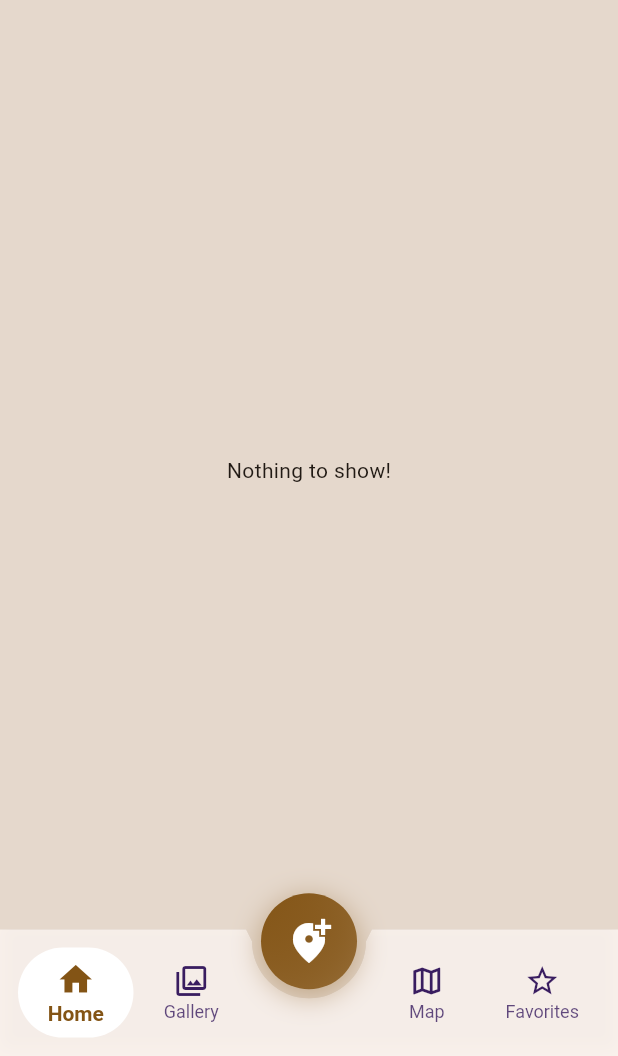
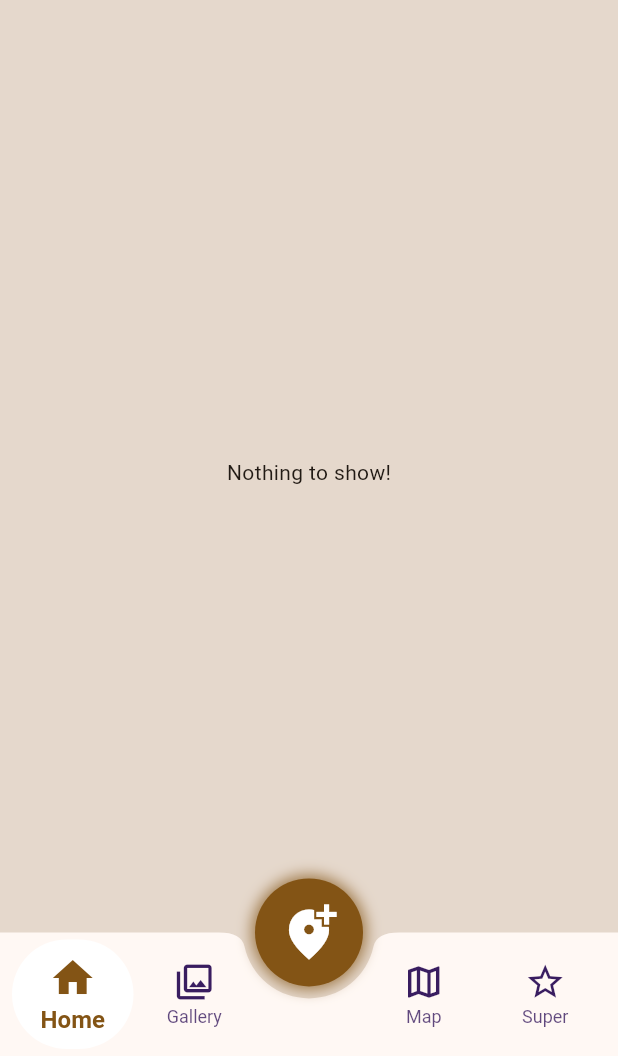
Before and after one commit to Iftikhar-Shams-Niloy/flutter_happy_place, a Flutter app: the screen it shows after launch, on a phone screen of 412 x 824 dp, the part 180-1236 px from its top. Run offline on Flutter 3.47's test engine with Material 3 defaults, Android fonts, the phone set to English and light mode, and no system bars; our stand-ins replace flutter_map, flutter_riverpod, geolocator, image_picker, latlong2, location and 1 more; accounts and stored records are empty.

Commit message:
Refactor DashboardScreen to remove custom notched bottom bar and enhance bottom navigation with animated icons and labels

```diff
--- a/lib/screens/dashboard_screen.dart
+++ b/lib/screens/dashboard_screen.dart
@@ -5,55 +5,6 @@ import 'package:flutter_happy_place/screens/map_gallery_screen.dart';
 import 'package:flutter_happy_place/screens/favorites_screen.dart';
 import 'package:flutter_happy_place/screens/add_place_screen.dart';
 import 'package:flutter_riverpod/flutter_riverpod.dart';
-
-// Custom clipper to create a smooth circular notch in the navigation bar
-class NotchedBottomBarClipper extends CustomClipper<Path> {
-  @override
-  Path getClip(Size size) {
-    final path = Path();
-    final centerX = size.width / 2;
-    final notchRadius = 38.0; // Radius of the circular cutout
-    final notchMargin = 4.0; // Small margin for smooth edges
-
-    // Start from top-left
-    path.moveTo(0, 0);
-
-    // Draw to the left edge of the notch
-    path.lineTo(centerX - notchRadius - notchMargin, 0);
-
-    // Create smooth circular notch going down and up
-    path.quadraticBezierTo(
-      centerX - notchRadius - notchMargin / 2,
-      notchMargin,
-      centerX - notchRadius,
-      notchMargin * 2,
-    );
-
-    path.arcToPoint(
-      Offset(centerX + notchRadius, notchMargin * 2),
-      radius: Radius.circular(notchRadius),
-      clockwise: false,
-    );
-
-    path.quadraticBezierTo(
-      centerX + notchRadius + notchMargin / 2,
-      notchMargin,
-      centerX + notchRadius + notchMargin,
-      0,
-    );
-
-    // Draw to top-right corner
-    path.lineTo(size.width, 0);
-    path.lineTo(size.width, size.height);
-    path.lineTo(0, size.height);
-    path.close();
-
-    return path;
-  }
-
-  @override
-  bool shouldReclip(CustomClipper<Path> oldClipper) => false;
-}
 
 class DashboardScreen extends ConsumerStatefulWidget {
   const DashboardScreen({super.key});
@@ -102,114 +53,34 @@ class _DashboardScreenState extends ConsumerState<DashboardScreen> {
 
   @override
   Widget build(BuildContext context) {
-    final navbarHeight = MediaQuery.of(context).size.height / 9.75;
+    final navbarHeight = MediaQuery.of(context).size.height / 10;
     return Scaffold(
+      extendBody: true,
       body: PageView(
         controller: _pageController,
         physics: const NeverScrollableScrollPhysics(),
         children: _screens,
       ),
-      bottomNavigationBar: Stack(
-        clipBehavior: Clip.none,
-        alignment: Alignment.topCenter,
-        children: [
-          ClipPath(
-            clipper: NotchedBottomBarClipper(),
-            child: Container(
-              height: navbarHeight,
+      floatingActionButton: Container(
+        height: 72,
+        width: 72,
         decoration: BoxDecoration(
-                color:
-                    Theme.of(
-                      context,
-                    ).bottomNavigationBarTheme.backgroundColor!.withValues(
-                      alpha: 0.8,
-                    ),
+          shape: BoxShape.circle,
           boxShadow: [
             BoxShadow(
-                    color: Colors.black.withValues(alpha: 0.1),
+              color: Theme.of(context).colorScheme.primary.withValues(alpha: 0.75),
+              offset: const Offset(0, 0),
               blurRadius: 8,
-                    offset: const Offset(0, -4),
+              spreadRadius: 2,
             ),
           ],
         ),
-              child: SafeArea(
-                child: Padding(
-                  padding: const EdgeInsets.symmetric(
-                    horizontal: 12,
-                    vertical: 8,
-                  ),
-                  child: Row(
-                    mainAxisAlignment: MainAxisAlignment.spaceAround,
-                    children: [
-                      _buildNavItem(
-                        index: 0,
-                        icon: Icons.home_outlined,
-                        activeIcon: Icons.home,
-                        label: 'Home',
-                      ),
-                      _buildNavItem(
-                        index: 1,
-                        icon: Icons.photo_library_outlined,
-                        activeIcon: Icons.photo_library,
-                        label: 'Gallery',
-                      ),
-                      const SizedBox(
-                        width: 80,
-                      ),
-                      _buildNavItem(
-                        index: 2,
-                        icon: Icons.map_outlined,
-                        activeIcon: Icons.map,
-                        label: 'Map',
-                      ),
-                      _buildNavItem(
-                        index: 3,
-                        icon: Icons.star_outline,
-                        activeIcon: Icons.star,
-                        label: 'Favorites',
-                      ),
-                    ],
-                  ),
-                ),
-              ),
-            ),
-          ),
-          // Floating add button positioned in the notch
-          Positioned(
-            top: -24,
-            child: Container(
-              width: 64,
-              height: 64,
-              decoration: BoxDecoration(
-                shape: BoxShape.circle,
-                gradient: LinearGradient(
-                  begin: Alignment.topLeft,
-                  end: Alignment.bottomRight,
-                  colors: [
-                    Theme.of(context).colorScheme.primary,
-                    Theme.of(context).colorScheme.primary.withAlpha(200),
-                  ],
-                ),
-                boxShadow: [
-                  BoxShadow(
-                    color: Theme.of(
-                      context,
-                    ).colorScheme.primary.withAlpha(100),
-                    blurRadius: 16,
-                    spreadRadius: 1,
-                    offset: const Offset(0, 4),
-                  ),
-                ],
-              ),
-              child: InkWell(
-                borderRadius: BorderRadius.circular(32),
-                onTap: () {
+        child: FloatingActionButton(
+          onPressed: () {
             Navigator.of(context).push(
               PageRouteBuilder(
                 transitionDuration: const Duration(milliseconds: 600),
-                      reverseTransitionDuration: const Duration(
-                        milliseconds: 500,
-                      ),
+                reverseTransitionDuration: const Duration(milliseconds: 500),
                 pageBuilder: (context, animation, secondaryAnimation) =>
                     const AddPlaceScreen(),
                 transitionsBuilder:
@@ -226,15 +97,55 @@ class _DashboardScreenState extends ConsumerState<DashboardScreen> {
               ),
             );
           },
-                child: Icon(
-                  Icons.add_location_alt,
-                  size: 32,
-                  color: Theme.of(context).colorScheme.onPrimary,
+          shape: const CircleBorder(),
+          clipBehavior: Clip.antiAlias,
+          elevation: 0,
+          backgroundColor: Theme.of(context).colorScheme.primary,
+          foregroundColor: Theme.of(context).colorScheme.onPrimary,
+          child: const Icon(Icons.add_location_alt, size:40,),
         ),
       ),
+      floatingActionButtonLocation: FloatingActionButtonLocation.centerDocked,
+      bottomNavigationBar: BottomAppBar(
+        height: navbarHeight,
+        color: Theme.of(context).bottomNavigationBarTheme.backgroundColor,
+        shape: const CircularNotchedRectangle(),
+        notchMargin: 8,
+        padding: const EdgeInsets.symmetric(horizontal: 8),
+        child: SafeArea(
+          child: Row(
+            mainAxisAlignment: MainAxisAlignment.spaceAround,
+            children: [
+              _buildNavItem(
+                index: 0,
+                icon: Icons.home_outlined,
+                activeIcon: Icons.home,
+                label: 'Home',
+              ),
+              _buildNavItem(
+                index: 1,
+                icon: Icons.photo_library_outlined,
+                activeIcon: Icons.photo_library,
+                label: 'Gallery',
+              ),
+
+              const SizedBox(width: 72),
+
+              _buildNavItem(
+                index: 2,
+                icon: Icons.map_outlined,
+                activeIcon: Icons.map,
+                label: 'Map',
+              ),
+              _buildNavItem(
+                index: 3,
+                icon: Icons.star_outline,
+                activeIcon: Icons.star,
+                label: 'Super',
+              ),
+            ],
           ),
         ),
-        ],
       ),
     );
   }
@@ -251,22 +162,23 @@ class _DashboardScreenState extends ConsumerState<DashboardScreen> {
         onTap: () => _onTabTapped(index),
         splashColor: Colors.transparent,
         highlightColor: Colors.transparent,
-        borderRadius: BorderRadius.circular(32),
+        borderRadius: BorderRadius.circular(64),
         child: AnimatedContainer(
           duration: const Duration(milliseconds: 300),
           curve: Curves.easeInOut,
-          padding: const EdgeInsets.symmetric(vertical: 8, horizontal: 4),
+          padding: const EdgeInsets.symmetric(vertical: 10, horizontal: 4),
           decoration: BoxDecoration(
             color: isSelected
                 ? Theme.of(context).colorScheme.onSecondary
                 : Colors.transparent,
-            borderRadius: BorderRadius.circular(32),
+            borderRadius: BorderRadius.circular(64),
           ),
           child: Column(
+            crossAxisAlignment: CrossAxisAlignment.center,
             mainAxisSize: MainAxisSize.min,
             mainAxisAlignment: MainAxisAlignment.center,
             children: [
-              // Smoothly animate the icon color and size when selection changes
+              //* <-- Animate the icon color and size -->
               TweenAnimationBuilder<Color?>(
                 tween: ColorTween(
                   end: isSelected
@@ -276,7 +188,7 @@ class _DashboardScreenState extends ConsumerState<DashboardScreen> {
                 duration: const Duration(milliseconds: 250),
                 builder: (context, color, child) {
                   return TweenAnimationBuilder<double>(
-                    tween: Tween<double>(end: isSelected ? 26.0 : 24.0),
+                    tween: Tween<double>(end: isSelected ? 32.0 : 28.0),
                     duration: const Duration(milliseconds: 250),
                     builder: (context, size, child2) {
                       return Icon(
@@ -291,7 +203,7 @@ class _DashboardScreenState extends ConsumerState<DashboardScreen> {
 
               const SizedBox(height: 2),
 
-              // Animate the label's color and size when selection changes
+              //* <-- Animate the label color and size -->
               AnimatedDefaultTextStyle(
                 duration: const Duration(milliseconds: 250),
                 curve: Curves.easeInOut,
@@ -299,7 +211,7 @@ class _DashboardScreenState extends ConsumerState<DashboardScreen> {
                   color: isSelected
                       ? Theme.of(context).colorScheme.primary
                       : Theme.of(context).colorScheme.secondary.withAlpha(204),
-                  fontSize: isSelected ? 14.0 : 12.0,
+                  fontSize: isSelected ? 16.0 : 12.0,
                   fontWeight: isSelected ? FontWeight.w700 : FontWeight.normal,
                 ),
                 child: Text(label),
```
Lines whose indentation alone changed are shown as unchanged.
